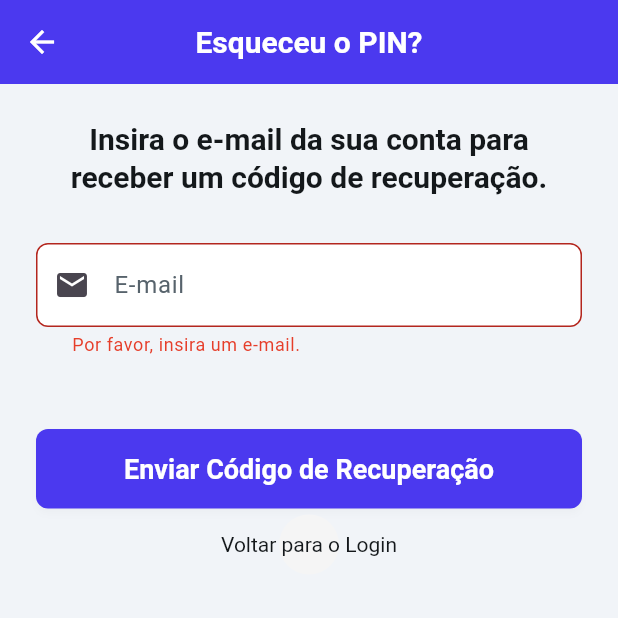
After one commit to PedroSousa800/safe-track-first-version, a Flutter app: the ForgotPinScreen screen opened by its route, after a tap on "Enviar Código de Recuperação", on a phone screen of 412 x 824 dp, the top half of it. The commit adds this screen. Run offline on Flutter 3.47's test engine with Material 3 defaults, Android fonts, the light colour scheme and no system bars; our stand-ins replace flutter_secure_storage, jwt_decoder, local_auth; accounts and stored records are empty.

Commit message:
Implements simulated PIN recovery via email and standardizes navigation

```diff
--- a/lib/features/auth/screens/finalize_pin_screen.dart
+++ b/lib/features/auth/screens/finalize_pin_screen.dart
@@ -181,7 +181,7 @@ class _FinalizePinScreenState extends State<FinalizePinScreen> {
 
     return Scaffold(
       appBar: AppBar(
-        title: const Text('Finalizar Registro'),
+        title: const Text('Definir novo PIN'),
         foregroundColor: colorScheme.onPrimary,
       ),
       body: SafeArea(
@@ -260,7 +260,7 @@ class _FinalizePinScreenState extends State<FinalizePinScreen> {
                             _finalizePin();
                           }
                         },
-                        child: const Text('Finalizar Registro'),
+                        child: const Text('Salvar Novo PIN'),
                       ),
               ],
             ),
--- /dev/null
+++ b/lib/features/auth/screens/forgot_pin_screen.dart
@@ -0,0 +1,146 @@
+// lib/features/auth/screens/forgot_pin_screen.dart
+
+import 'package:first_version/core/theme/app_theme.dart';
+import 'package:first_version/routes/app_routes.dart';
+import 'package:first_version/services/auth_service.dart';
+import 'package:flutter/material.dart';
+import 'dart:developer' as developer;
+
+class ForgotPinScreen extends StatefulWidget {
+  const ForgotPinScreen({super.key});
+
+  @override
+  State<ForgotPinScreen> createState() => _ForgotPinScreenState();
+}
+
+class _ForgotPinScreenState extends State<ForgotPinScreen> {
+  final TextEditingController _emailController = TextEditingController();
+  final AuthService _authService = AuthService();
+  final _formKey = GlobalKey<FormState>();
+
+  bool _isLoading = false;
+  String? _error;
+
+  @override
+  void dispose() {
+    _emailController.dispose();
+    super.dispose();
+  }
+
+  Future<void> _sendRecoveryEmail() async {
+    if (!_formKey.currentState!.validate()) {
+      return;
+    }
+
+    setState(() {
+      _isLoading = true;
+      _error = null;
+    });
+
+    try {
+      // >>> ALTERAÇÃO AQUI: Agora esperamos um retorno do método startPinRecovery
+      final response = await _authService.startPinRecovery(_emailController.text);
+
+      if (!mounted) return;
+
+      if (response['success'] == true) {
+        developer.log('PIN recovery request successful.', name: 'ForgotPinScreen');
+        ScaffoldMessenger.of(context).showSnackBar(
+          const SnackBar(
+            content: Text('Um código foi enviado para o seu e-mail.'),
+            backgroundColor: AppTheme.successColor,
+          ),
+        );
+        Navigator.pushReplacementNamed(
+          context,
+          AppRoutes.confirmToken,
+          arguments: _emailController.text, // Passa o email para a próxima tela
+        );
+      } else {
+        String errorMessage = response['message'] ?? 'Falha ao solicitar recuperação.';
+        setState(() {
+          _error = errorMessage;
+        });
+        developer.log('PIN recovery request failed: $_error', name: 'ForgotPinScreen');
+      }
+    } on Exception catch (e) {
+      if (!mounted) return;
+      setState(() {
+        _error = e.toString().replaceFirst('Exception: ', '');
+      });
+      developer.log('Erro na requisição: $_error', name: 'ForgotPinScreen', error: e);
+    } finally {
+      if (mounted) {
+        setState(() {
+          _isLoading = false;
+        });
+      }
+    }
+  }
+
+  @override
+  Widget build(BuildContext context) {
+    return Scaffold(
+      appBar: AppBar(
+        title: const Text('Esqueceu o PIN?'),
+      ),
+      body: SingleChildScrollView(
+        padding: const EdgeInsets.all(24.0),
+        child: Form(
+          key: _formKey,
+          child: Column(
+            crossAxisAlignment: CrossAxisAlignment.stretch,
+            children: [
+              Text(
+                'Insira o e-mail da sua conta para receber um código de recuperação.',
+                style: Theme.of(context).textTheme.titleLarge,
+                textAlign: TextAlign.center,
+              ),
+              const SizedBox(height: 32),
+              TextFormField(
+                controller: _emailController,
+                decoration: const InputDecoration(
+                  labelText: 'E-mail',
+                  hintText: 'Digite seu e-mail',
+                  prefixIcon: Icon(Icons.email),
+                ),
+                keyboardType: TextInputType.emailAddress,
+                validator: (value) {
+                  if (value == null || value.isEmpty) {
+                    return 'Por favor, insira um e-mail.';
+                  }
+                  if (!value.contains('@')) {
+                    return 'Por favor, insira um e-mail válido.';
+                  }
+                  return null;
+                },
+              ),
+              const SizedBox(height: 24),
+              if (_error != null)
+                Text(
+                  _error!,
+                  style: const TextStyle(color: AppTheme.errorColor),
+                  textAlign: TextAlign.center,
+                ),
+              const SizedBox(height: 24),
+              ElevatedButton(
+                onPressed: _isLoading ? null : _sendRecoveryEmail,
+                child: _isLoading
+                    ? const CircularProgressIndicator(
+                        valueColor: AlwaysStoppedAnimation<Color>(Colors.white),
+                      )
+                    : const Text('Enviar Código de Recuperação'),
+              ),
+              TextButton(
+                onPressed: () {
+                  Navigator.pop(context);
+                },
+                child: const Text('Voltar para o Login'),
+              ),
+            ],
+          ),
+        ),
+      ),
+    );
+  }
+}
--- a/lib/routes/app_routes.dart
+++ b/lib/routes/app_routes.dart
@@ -1,9 +1,12 @@
+// lib/routes/app_routes.dart
+
 class AppRoutes {
   static const String splash = '/';
   static const String login = '/login';
   static const String register = '/register';
   static const String profileSelection = '/profile-selection';
   static const String finalizePin = '/finalize-pin';
+  static const String forgotPin = '/forgot-pin';
   static const String home = '/home';
-  // Adicione outras rotas conforme necessário
+  static const String confirmToken = '/confirm-token';  // Adicione outras rotas conforme necessário
 }
```
Also changed, not shown: lib/features/auth/screens/confirm_token_screen.dart (added, +144 -0 lines), lib/features/auth/screens/home_screen.dart (+14 -2 lines), lib/features/auth/screens/login_screen.dart (+21 -0 lines), lib/features/auth/screens/register_screen.dart (+39 -36 lines), lib/features/auth/widgets/custom_pin_pad.dart (+31 -21 lines), lib/main.dart (+41 -33 lines), lib/services/auth_service.dart (+68 -20 lines).
